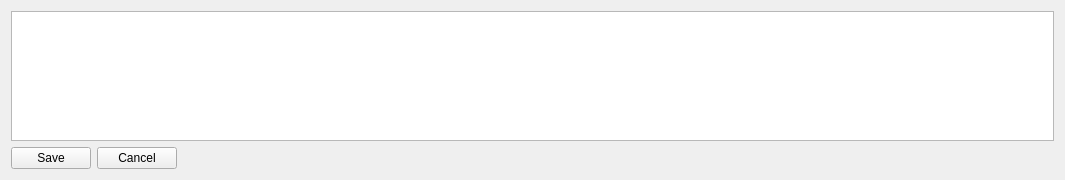
First picture: the form in src/tableview2d.ui, repository fredcooke/emstudio, before the edit.
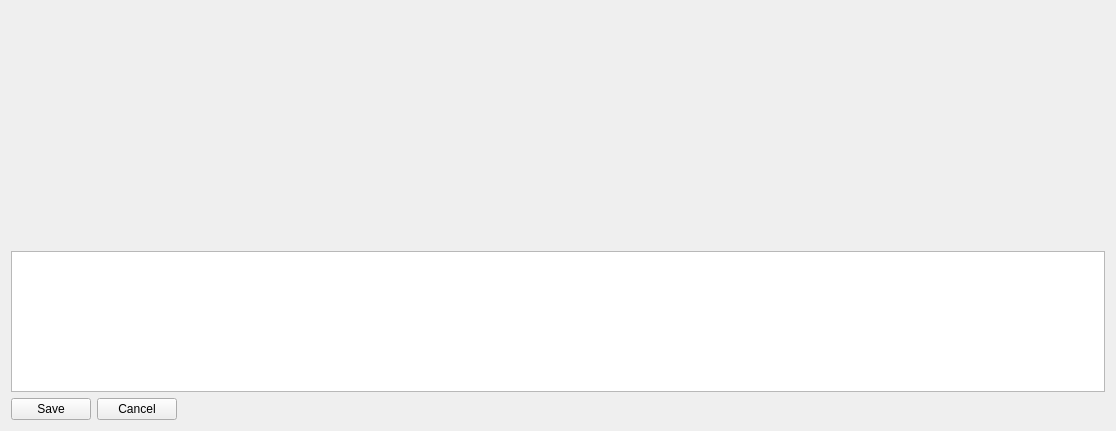
Second picture: the form after the edit. Custom widgets are drawn as their Qt base class.

Diff of the .ui file:
```diff
--- a/src/tableview2d.ui
+++ b/src/tableview2d.ui
@@ -6,8 +6,8 @@
    <rect>
     <x>0</x>
     <y>0</y>
-    <width>1065</width>
-    <height>180</height>
+    <width>1116</width>
+    <height>431</height>
    </rect>
   </property>
   <property name="windowTitle">
@@ -15,7 +15,10 @@
   </property>
   <layout class="QVBoxLayout" name="verticalLayout_2">
    <item>
-    <layout class="QVBoxLayout" name="verticalLayout">
+    <layout class="QVBoxLayout" name="verticalLayout" stretch="10,6,0">
+     <item>
+      <widget class="QwtPlot" name="plot" native="true"/>
+     </item>
      <item>
       <widget class="QTableWidget" name="tableWidget"/>
      </item>
@@ -54,6 +57,14 @@
    </item>
   </layout>
  </widget>
+ <customwidgets>
+  <customwidget>
+   <class>QwtPlot</class>
+   <extends>QWidget</extends>
+   <header location="global">qwt_plot.h</header>
+   <container>1</container>
+  </customwidget>
+ </customwidgets>
  <resources/>
  <connections/>
 </ui>
```
